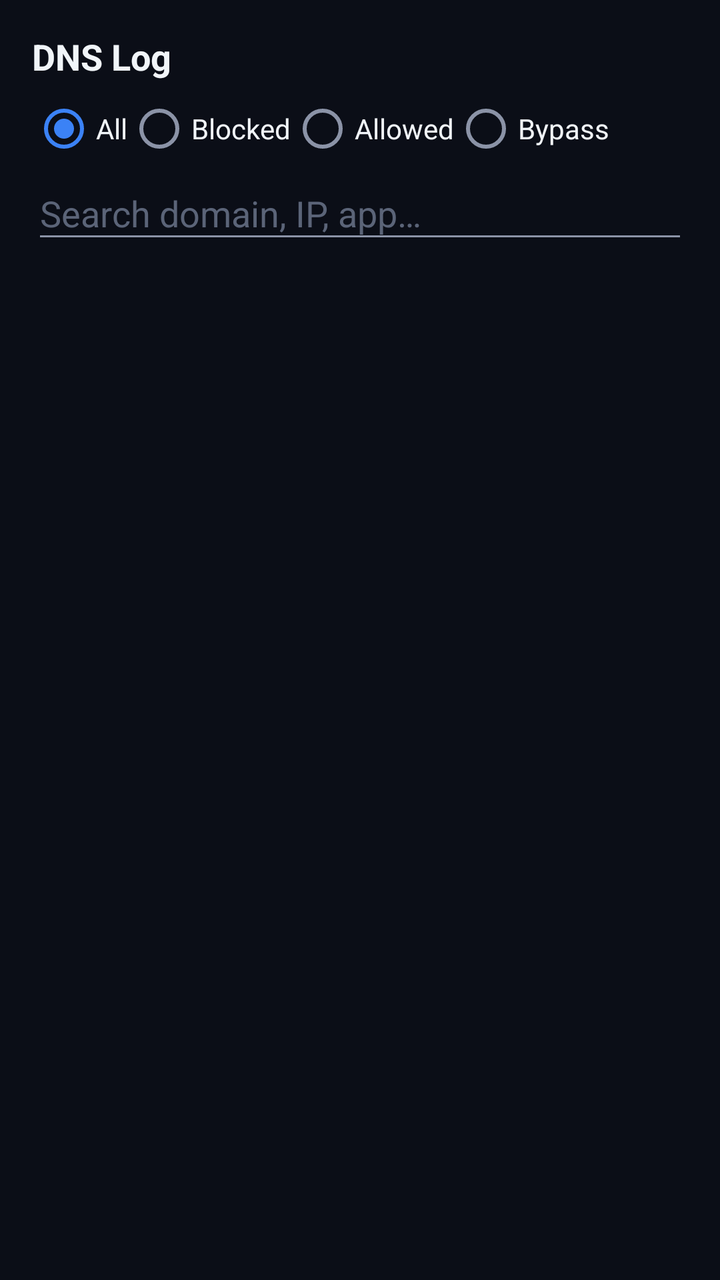
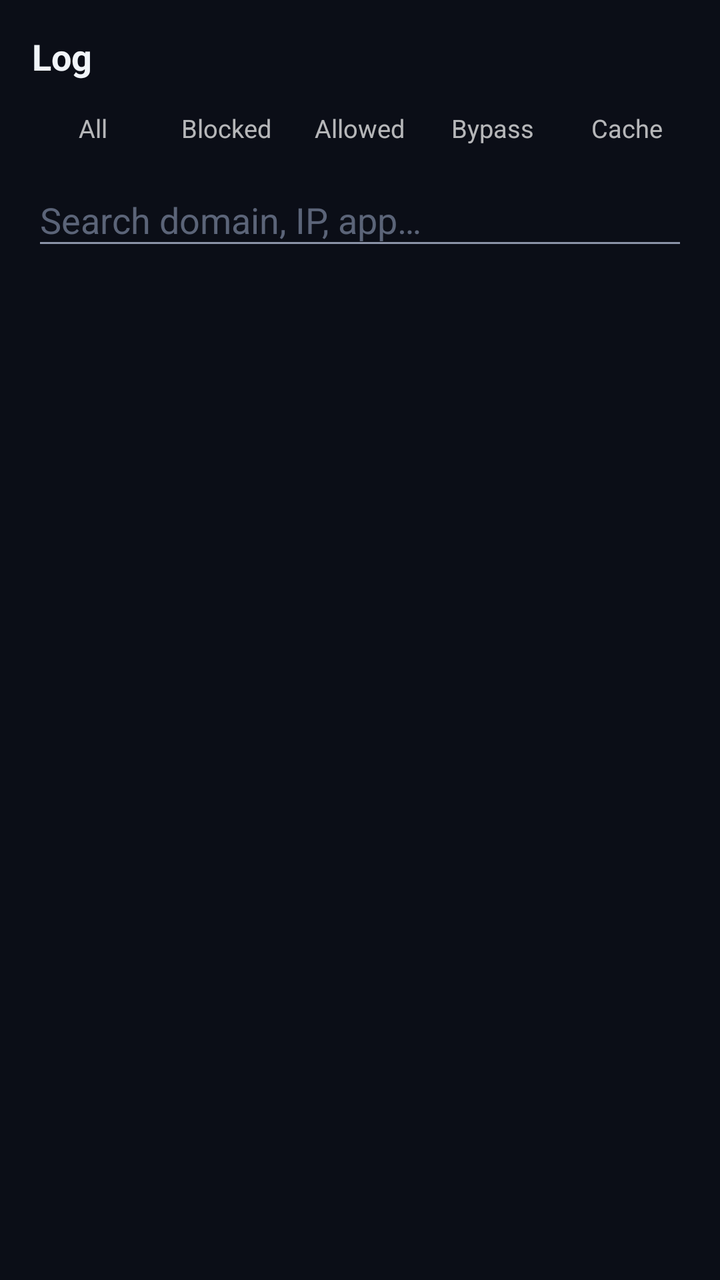

An Android layout rendered at two revisions. The XML below is the earlier revision; the diff shows what the commit changed to produce the second picture.
<!-- AndroidManifest.xml: application theme Theme.NetAverDNS -->
<!-- res/layout/fragment_dns_log.xml -->
<?xml version="1.0" encoding="utf-8"?>
<LinearLayout xmlns:android="http://schemas.android.com/apk/res/android"
    android:layout_width="match_parent"
    android:layout_height="match_parent"
    android:orientation="vertical"
    android:background="@color/bg"
    android:padding="16dp">

    <TextView
        android:layout_width="wrap_content"
        android:layout_height="wrap_content"
        android:text="@string/tab_dns"
        android:textColor="@color/text"
        android:textSize="18sp"
        android:textStyle="bold"
        android:paddingBottom="8dp" />

    <RadioGroup
        android:id="@+id/dns_filter_group"
        android:layout_width="match_parent"
        android:layout_height="wrap_content"
        android:orientation="horizontal"
        android:paddingBottom="4dp">
        <RadioButton android:id="@+id/f_all" android:layout_width="wrap_content" android:layout_height="wrap_content" android:text="@string/filter_all" android:textColor="@color/text" android:checked="true" />
        <RadioButton android:id="@+id/f_blocked" android:layout_width="wrap_content" android:layout_height="wrap_content" android:text="@string/filter_blocked" android:textColor="@color/text" />
        <RadioButton android:id="@+id/f_allowed" android:layout_width="wrap_content" android:layout_height="wrap_content" android:text="@string/filter_allowed" android:textColor="@color/text" />
        <RadioButton android:id="@+id/f_bypass" android:layout_width="wrap_content" android:layout_height="wrap_content" android:text="@string/filter_bypass" android:textColor="@color/text" />
    </RadioGroup>

    <EditText
        android:id="@+id/dns_search"
        android:layout_width="match_parent"
        android:layout_height="wrap_content"
        android:hint="@string/search_hint"
        android:textColor="@color/text"
        android:textColorHint="@color/faint"
        android:singleLine="true"
        android:paddingBottom="8dp" />

    <ListView
        android:id="@+id/dns_list"
        android:layout_width="match_parent"
        android:layout_height="0dp"
        android:layout_weight="1"
        android:divider="@color/border"
        android:dividerHeight="1dp" />

    <TextView
        android:id="@+id/dns_empty"
        android:layout_width="match_parent"
        android:layout_height="0dp"
        android:layout_weight="1"
        android:gravity="center"
        android:text="@string/empty_log"
        android:textColor="@color/faint"
        android:visibility="gone" />
</LinearLayout>
<!-- resources referenced by this layout -->
<resources>
  <color name="bg">#0B0E17</color>
  <color name="border">#1F2740</color>
  <color name="faint">#5B6478</color>
  <color name="text">#F1F5F9</color>
  <string name="empty_log">No queries yet — start protection to see DNS traffic.</string>
  <string name="filter_all">All</string>
  <string name="filter_allowed">Allowed</string>
  <string name="filter_blocked">Blocked</string>
  <string name="filter_bypass">Bypass</string>
  <string name="search_hint">Search domain, IP, app…</string>
  <string name="tab_dns">DNS Log</string>
  <style name="Theme.NetAverDNS" parent="android:Theme.Material.NoActionBar">
          <item name="android:windowBackground">@color/bg</item>
          <item name="android:colorBackground">@color/bg</item>
          <item name="android:textColorPrimary">@color/text</item>
          <item name="android:textColorSecondary">@color/muted</item>
          <item name="android:colorAccent">@color/accent</item>
          <item name="android:navigationBarColor">@color/bg</item>
          <item name="android:statusBarColor">@color/bg</item>
      </style>
  <color name="muted">#8B93A7</color>
  <color name="accent">#3B82F6</color>
</resources>

<!-- the commit's change to res/layout/fragment_dns_log.xml (unified diff, before → after) -->
@@ -15,17 +15,18 @@
         android:textStyle="bold"
         android:paddingBottom="8dp" />
 
-    <RadioGroup
-        android:id="@+id/dns_filter_group"
+    <LinearLayout
+        android:id="@+id/dns_filter_chips"
         android:layout_width="match_parent"
         android:layout_height="wrap_content"
         android:orientation="horizontal"
-        android:paddingBottom="4dp">
-        <RadioButton android:id="@+id/f_all" android:layout_width="wrap_content" android:layout_height="wrap_content" android:text="@string/filter_all" android:textColor="@color/text" android:checked="true" />
-        <RadioButton android:id="@+id/f_blocked" android:layout_width="wrap_content" android:layout_height="wrap_content" android:text="@string/filter_blocked" android:textColor="@color/text" />
-        <RadioButton android:id="@+id/f_allowed" android:layout_width="wrap_content" android:layout_height="wrap_content" android:text="@string/filter_allowed" android:textColor="@color/text" />
-        <RadioButton android:id="@+id/f_bypass" android:layout_width="wrap_content" android:layout_height="wrap_content" android:text="@string/filter_bypass" android:textColor="@color/text" />
-    </RadioGroup>
+        android:paddingBottom="8dp">
+        <TextView android:id="@+id/chip_all" android:layout_width="0dp" android:layout_height="wrap_content" android:layout_weight="1" android:gravity="center" android:paddingTop="7dp" android:paddingBottom="7dp" android:text="@string/filter_all" android:textSize="12.5sp" />
+        <TextView android:id="@+id/chip_blocked" android:layout_width="0dp" android:layout_height="wrap_content" android:layout_weight="1" android:layout_marginStart="6dp" android:gravity="center" android:paddingTop="7dp" android:paddingBottom="7dp" android:text="@string/filter_blocked" android:textSize="12.5sp" />
+        <TextView android:id="@+id/chip_allowed" android:layout_width="0dp" android:layout_height="wrap_content" android:layout_weight="1" android:layout_marginStart="6dp" android:gravity="center" android:paddingTop="7dp" android:paddingBottom="7dp" android:text="@string/filter_allowed" android:textSize="12.5sp" />
+        <TextView android:id="@+id/chip_bypass" android:layout_width="0dp" android:layout_height="wrap_content" android:layout_weight="1" android:layout_marginStart="6dp" android:gravity="center" android:paddingTop="7dp" android:paddingBottom="7dp" android:text="@string/filter_bypass" android:textSize="12.5sp" />
+        <TextView android:id="@+id/chip_cache" android:layout_width="0dp" android:layout_height="wrap_content" android:layout_weight="1" android:layout_marginStart="6dp" android:gravity="center" android:paddingTop="7dp" android:paddingBottom="7dp" android:text="@string/filter_cache" android:textSize="12.5sp" />
+    </LinearLayout>
 
     <EditText
         android:id="@+id/dns_search"
<!-- resource entries referenced after the edit -->
@@ -9,8 +9,9 @@
   <string name="filter_allowed">Allowed</string>
   <string name="filter_blocked">Blocked</string>
   <string name="filter_bypass">Bypass</string>
+  <string name="filter_cache">Cache</string>
   <string name="search_hint">Search domain, IP, app…</string>
-  <string name="tab_dns">DNS Log</string>
+  <string name="tab_dns">Log</string>
   <style name="Theme.NetAverDNS" parent="android:Theme.Material.NoActionBar">
           <item name="android:windowBackground">@color/bg</item>
           <item name="android:colorBackground">@color/bg</item>
